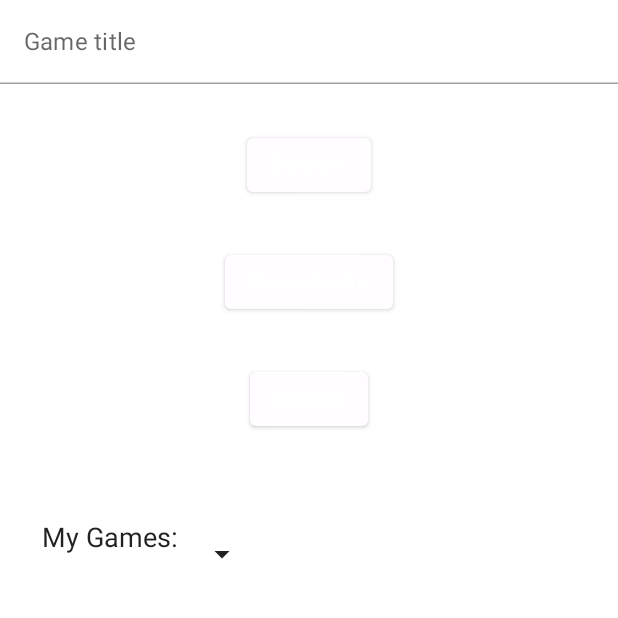
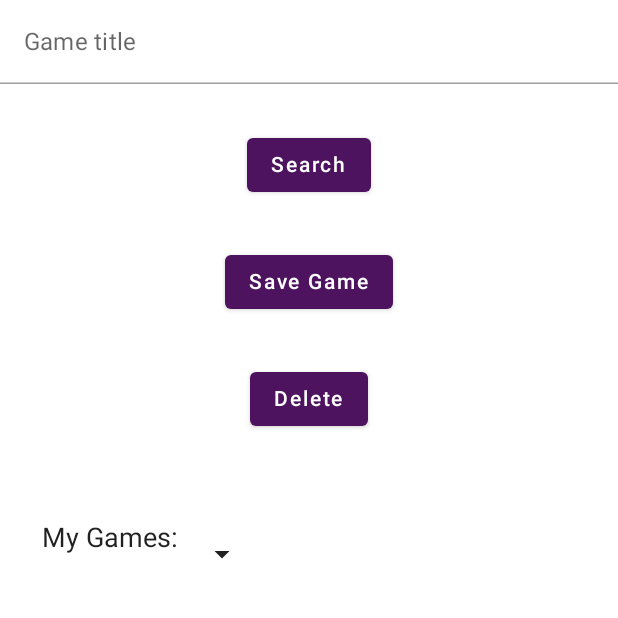
Before and after one commit to JMaz-15/GameFinder, an Android app built with Jetpack Compose: the screen it shows after launch (MainActivity), on a phone screen of 412 x 824 dp, the top half of it. Run offline under Robolectric (Android 15) with nearby library versions, the phone set to English and light mode, and no system bars; our stand-ins replace Firebase (no records; nobody signed in at launch, a user with empty details on screens opened directly), livedata-compose; network calls fail; 1 statement that could not run was skipped.

Commit message:
Update Color.kt

```diff
--- a/app/src/main/java/com/gamefinder/v32001/ui/theme/Color.kt
+++ b/app/src/main/java/com/gamefinder/v32001/ui/theme/Color.kt
@@ -6,6 +6,7 @@ import androidx.compose.ui.graphics.Color
 
 
 
-val basePurple = Color(0xFFFFFDFF)
+
+val basePurple = Color(0xFF4D135F)
 val intermediatePurple = Color(0xFF9B49A6)
 val white = Color(0xFFFFFDFF)
```
